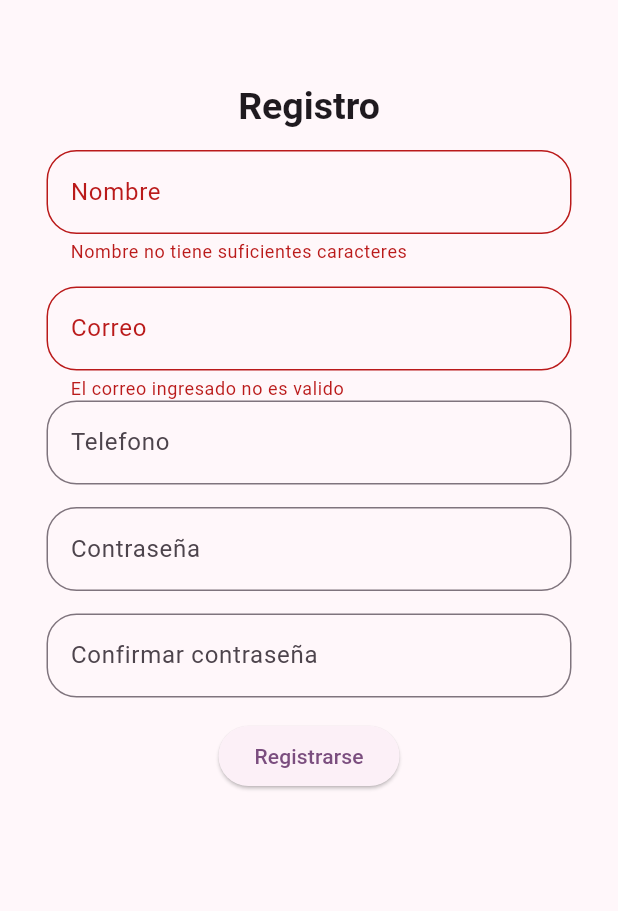
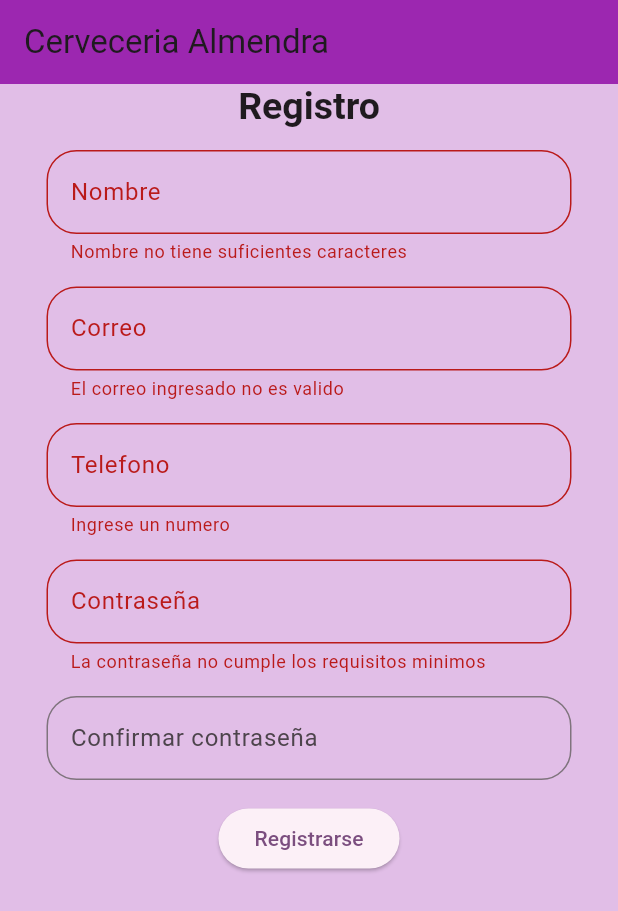
Before and after one commit to eeluque/tarea_dos_dos, a Flutter app: the Signup screen opened by its route, after a tap on "Registrarse", on a phone screen of 412 x 824 dp. Shown: the top 911 px of the screen. Run offline on Flutter 3.47's test engine with Material 3 defaults, Android fonts, the light colour scheme and no system bars; our stand-ins replace go_router.

Commit message:
finished validation in signup and login

```diff
--- a/lib/screens/signup.dart
+++ b/lib/screens/signup.dart
@@ -70,7 +70,10 @@
   @override
   Widget build(BuildContext context) {
     return Scaffold(
-      appBar: AppBar(),
+      appBar: AppBar(
+        title: Text("Cerveceria Almendra"),
+        backgroundColor: Colors.purple,
+      ),
       body: Center(
         child: Form(
           key: _formKey,
@@ -99,14 +102,18 @@
                     }
                     return null;
                   }),
+              SizedBox(height: 15),
               MyTextField(
                 myLabel: Text("Telefono"),
                 controller: phoneController,
                 validator: (phone) {
-                  if (phone != null &&
-                      (phone[0] != '3' || phone[0] != '9') &&
-                      (phone.length != 8)) {
-                    return "El numero ingresado no es valido";
+                  if (phone == null || phone.isEmpty) {
+                    return "Ingrese un numero";
+                  } else {
+                    if ((phone[0] != '3' || phone[0] != '9') &&
+                        phone.length != 8) {
+                      return "Numero ingresado no es valido";
+                    }
                   }
                   return null;
                 },
@@ -137,10 +144,12 @@
                   }),
               SizedBox(height: 15),
               ElevatedButton(
-                  onPressed: () => {
-                        if (_formKey.currentState!.validate())
-                          {context.go('/home')}
-                      },
+                  onPressed: () {
+                    if (_formKey.currentState!.validate()) {
+                      final emailDisplay = emailController.text;
+                      context.go('/home/$emailDisplay');
+                    }
+                  },
                   child: Text("Registrarse"))
             ],
           ),
```
Also changed, not shown: lib/main.dart (+13 -5 lines), lib/screens/home.dart (+10 -9 lines), lib/widgets/login_form.dart (+6 -3 lines), 223140-P1YS8K-617-01.png (added).
